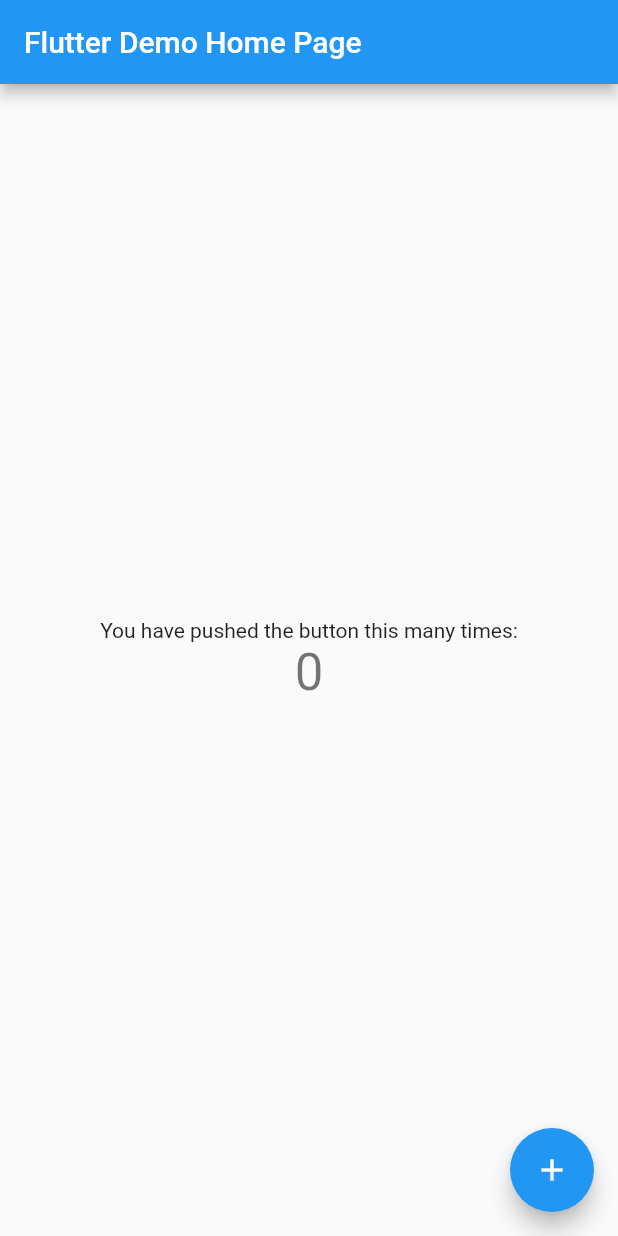
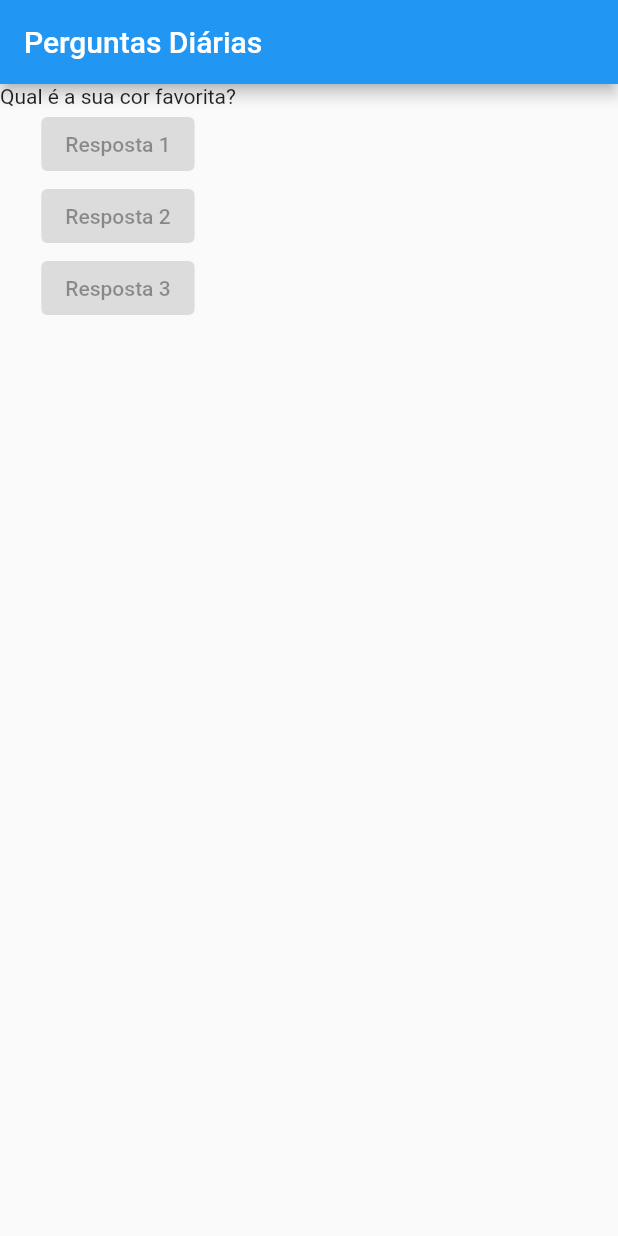
Before and after one commit to devreiis/app_perguntas, a Flutter app: the screen it shows after launch, on a phone screen of 412 x 824 dp. Run offline on Flutter 3.47's test engine with Material 2 defaults, Android fonts, the phone set to English and light mode, and no system bars.

Commit message:
inicializando button

```diff
--- a/lib/main.dart
+++ b/lib/main.dart
@@ -1,115 +1,42 @@
 import 'package:flutter/material.dart';
+import 'dart:math';
 
-void main() {
-  runApp(const MyApp());
-}
+main() => runApp(PerguntaApp());
 
-class MyApp extends StatelessWidget {
-  const MyApp({super.key});
-
-  // This widget is the root of your application.
+class PerguntaApp extends StatelessWidget {
   @override
   Widget build(BuildContext context) {
+    final perguntas = [
+      'Qual é a sua cor favorita?',
+      'Qual é seu estilo favorito?',
+      'Qual é a sua série favorita?',
+      'Qual o filme favorito?',
+      'Qual seu jogo favorito?',
+    ];
+
     return MaterialApp(
-      title: 'Flutter Demo',
-      theme: ThemeData(
-        // This is the theme of your application.
-        //
-        // Try running your application with "flutter run". You'll see the
-        // application has a blue toolbar. Then, without quitting the app, try
-        // changing the primarySwatch below to Colors.green and then invoke
-        // "hot reload" (press "r" in the console where you ran "flutter run",
-        // or simply save your changes to "hot reload" in a Flutter IDE).
-        // Notice that the counter didn't reset back to zero; the application
-        // is not restarted.
-        primarySwatch: Colors.blue,
-      ),
-      home: const MyHomePage(title: 'Flutter Demo Home Page'),
-    );
-  }
-}
-
-class MyHomePage extends StatefulWidget {
-  const MyHomePage({super.key, required this.title});
-
-  // This widget is the home page of your application. It is stateful, meaning
-  // that it has a State object (defined below) that contains fields that affect
-  // how it looks.
-
-  // This class is the configuration for the state. It holds the values (in this
-  // case the title) provided by the parent (in this case the App widget) and
-  // used by the build method of the State. Fields in a Widget subclass are
-  // always marked "final".
-
-  final String title;
-
-  @override
-  State<MyHomePage> createState() => _MyHomePageState();
-}
-
-class _MyHomePageState extends State<MyHomePage> {
-  int _counter = 0;
-
-  void _incrementCounter() {
-    setState(() {
-      // This call to setState tells the Flutter framework that something has
-      // changed in this State, which causes it to rerun the build method below
-      // so that the display can reflect the updated values. If we changed
-      // _counter without calling setState(), then the build method would not be
-      // called again, and so nothing would appear to happen.
-      _counter++;
-    });
-  }
-
-  @override
-  Widget build(BuildContext context) {
-    // This method is rerun every time setState is called, for instance as done
-    // by the _incrementCounter method above.
-    //
-    // The Flutter framework has been optimized to make rerunning build methods
-    // fast, so that you can just rebuild anything that needs updating rather
-    // than having to individually change instances of widgets.
-    return Scaffold(
-      appBar: AppBar(
-        // Here we take the value from the MyHomePage object that was created by
-        // the App.build method, and use it to set our appbar title.
-        title: Text(widget.title),
-      ),
-      body: Center(
-        // Center is a layout widget. It takes a single child and positions it
-        // in the middle of the parent.
-        child: Column(
-          // Column is also a layout widget. It takes a list of children and
-          // arranges them vertically. By default, it sizes itself to fit its
-          // children horizontally, and tries to be as tall as its parent.
-          //
-          // Invoke "debug painting" (press "p" in the console, choose the
-          // "Toggle Debug Paint" action from the Flutter Inspector in Android
-          // Studio, or the "Toggle Debug Paint" command in Visual Studio Code)
-          // to see the wireframe for each widget.
-          //
-          // Column has various properties to control how it sizes itself and
-          // how it positions its children. Here we use mainAxisAlignment to
-          // center the children vertically; the main axis here is the vertical
-          // axis because Columns are vertical (the cross axis would be
-          // horizontal).
-          mainAxisAlignment: MainAxisAlignment.center,
+      home: Scaffold(
+        appBar: AppBar(
+          title: Text('Perguntas Diárias'),
+        ),
+        body: Column(
           children: <Widget>[
-            const Text(
-              'You have pushed the button this many times:',
+            Text(perguntas[0]),
+            ElevatedButton(
+              child: Text('Resposta 1'),
+              onPressed: null,
             ),
-            Text(
-              '$_counter',
-              style: Theme.of(context).textTheme.headline4,
+            ElevatedButton(
+              child: Text('Resposta 2'),
+              onPressed: null,
+            ),
+            ElevatedButton(
+              child: Text('Resposta 3'),
+              onPressed: null,
             ),
           ],
         ),
       ),
-      floatingActionButton: FloatingActionButton(
-        onPressed: _incrementCounter,
-        tooltip: 'Increment',
-        child: const Icon(Icons.add),
-      ), // This trailing comma makes auto-formatting nicer for build methods.
     );
   }
 }
```
Also changed, not shown: 1 other file.
